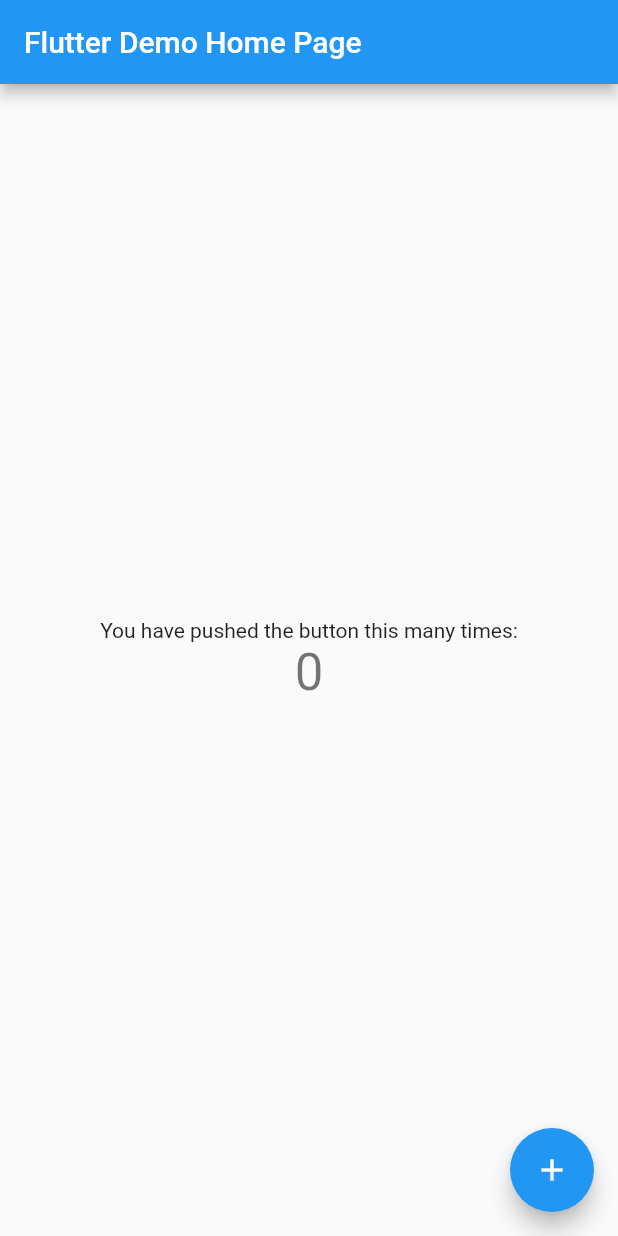
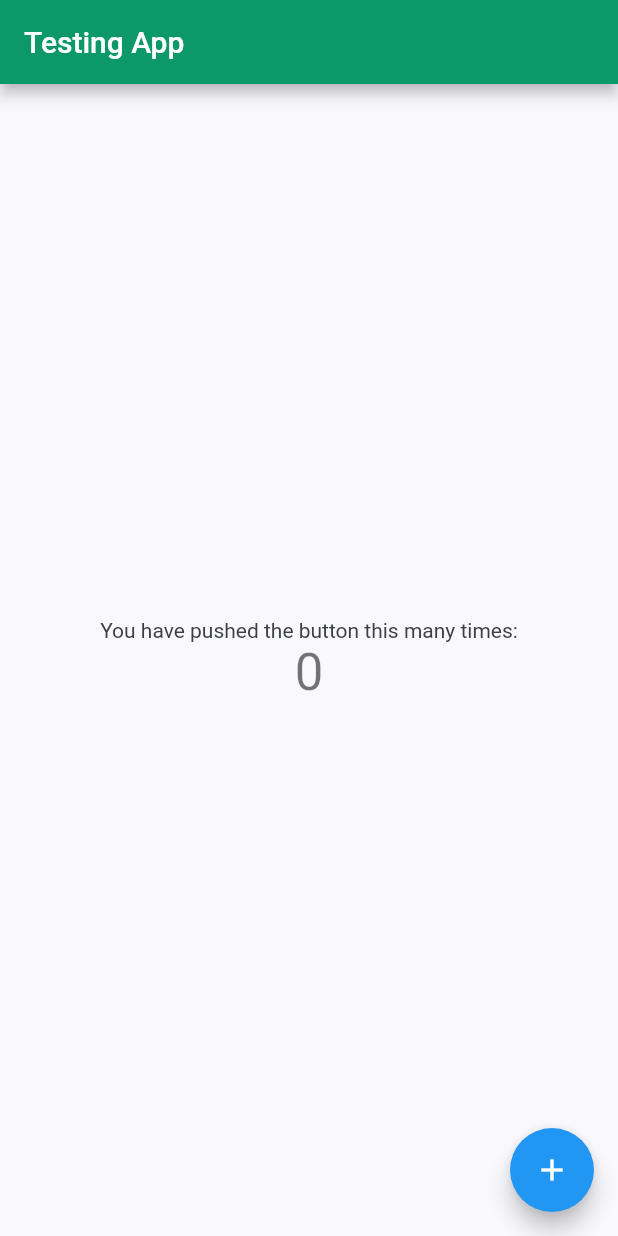
Before and after one commit to DoubleTrio/flutter-plant-ui, a Flutter app: the screen it shows after launch, on a phone screen of 412 x 824 dp. Run offline on Flutter 3.47's test engine with Material 2 defaults, Android fonts, the phone set to English and light mode, and no system bars.

Commit message:
Messing around with layout components and theme

```diff
--- /dev/null
+++ b/lib/constants.dart
@@ -0,0 +1,8 @@
+import 'package:flutter/material.dart';
+
+// Colors that we use in our app
+const kPrimaryColor = Color(0xFF0C9869);
+const kTextColor = Color(0xFF3C4046);
+const kBackgroundColor = Color(0xFFF9F8FD);
+
+const double kDefaultPadding = 20.0;
--- a/lib/main.dart
+++ b/lib/main.dart
@@ -1,4 +1,5 @@
 import 'package:flutter/material.dart';
+import 'package:plant_ui/constants.dart';
 
 void main() {
   runApp(MyApp());
@@ -9,24 +10,15 @@ class MyApp extends StatelessWidget {
   @override
   Widget build(BuildContext context) {
     return MaterialApp(
-      title: 'Flutter Demo',
-      theme: ThemeData(
-        // This is the theme of your application.
-        //
-        // Try running your application with "flutter run". You'll see the
-        // application has a blue toolbar. Then, without quitting the app, try
-        // changing the primarySwatch below to Colors.green and then invoke
-        // "hot reload" (press "r" in the console where you ran "flutter run",
-        // or simply save your changes to "hot reload" in a Flutter IDE).
-        // Notice that the counter didn't reset back to zero; the application
-        // is not restarted.
-        primarySwatch: Colors.blue,
-        // This makes the visual density adapt to the platform that you run
-        // the app on. For desktop platforms, the controls will be smaller and
-        // closer together (more dense) than on mobile platforms.
-        visualDensity: VisualDensity.adaptivePlatformDensity,
-      ),
-      home: MyHomePage(title: 'Flutter Demo Home Page'),
+    debugShowCheckedModeBanner: false,
+    title: 'Plant App',
+    theme: ThemeData(
+      scaffoldBackgroundColor: kBackgroundColor,
+      primaryColor: kPrimaryColor,
+      textTheme: Theme.of(context).textTheme.apply(bodyColor: kTextColor),
+      visualDensity: VisualDensity.adaptivePlatformDensity,
+    ),
+      home: MyHomePage(title: 'Testing App'),
     );
   }
 }
--- a/pubspec.yaml
+++ b/pubspec.yaml
@@ -28,6 +28,7 @@ dependencies:
   # The following adds the Cupertino Icons font to your application.
   # Use with the CupertinoIcons class for iOS style icons.
   cupertino_icons: ^1.0.0
+  flutter_svg: ^0.17.4
 
 dev_dependencies:
   flutter_test:
```
Also changed, not shown: assets/images/bottom_img_1.png (added), assets/images/bottom_img_2.png (added), assets/images/image_1.png (added), assets/images/image_2.png (added), assets/images/image_3.png (added), assets/images/img.png (added), assets/images/img_main.png (added), assets/images/logo.png (added), lib/screens/home/components/home_screen.dart (added), pubspec.lock, 2 other files.
